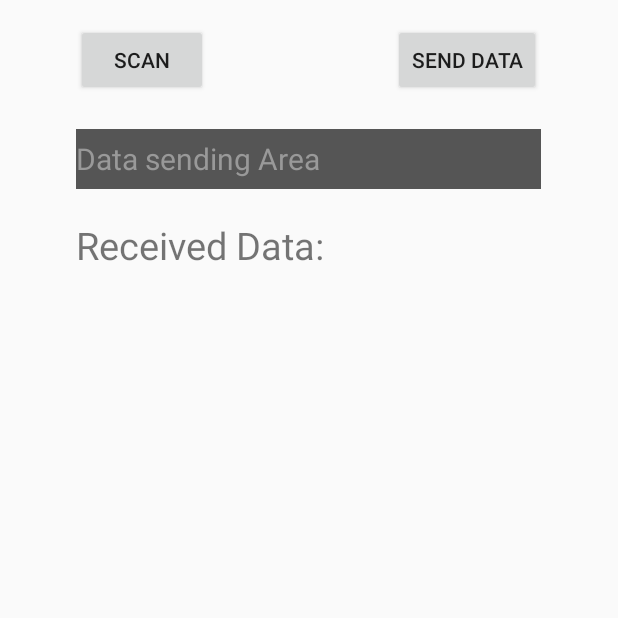
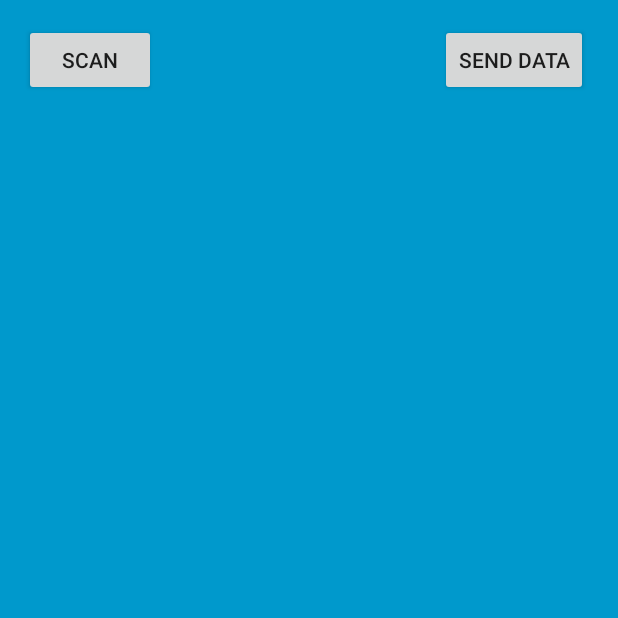
Before and after one commit to daniel-d-truong/Don-t-Back-Out, an Android app: the MainActivity screen opened directly, with no data from a screen before it, on a phone screen of 412 x 824 dp, the top half of it. Run offline under Robolectric (Android 15) with nearby library versions, the phone set to English and light mode, and no system bars; 4 statements that could not run were skipped.

Commit message:
changing a bit of UI

```diff
--- a/app/src/main/AndroidManifest.xml
+++ b/app/src/main/AndroidManifest.xml
@@ -1,7 +1,7 @@
 <?xml version="1.0" encoding="utf-8"?>
 <manifest xmlns:android="http://schemas.android.com/apk/res/android"
     package="com.example.podcast.dontbackout">
-    <uses-sdk android:minSdkVersion="18" android:targetSdkVersion="21"/>
+    <!--<uses-sdk android:minSdkVersion="18" android:targetSdkVersion="21"/>-->
     <uses-feature android:name="android.hardware.bluetooth_le" android:required="true"/>
     <uses-permission android:name="android.permission.BLUETOOTH" />
     <uses-permission android:name="android.permission.BLUETOOTH_ADMIN" />
--- a/app/src/main/java/com/example/podcast/dontbackout/MainActivity.java
+++ b/app/src/main/java/com/example/podcast/dontbackout/MainActivity.java
@@ -2,6 +2,7 @@ package com.example.podcast.dontbackout;
 
 import android.content.Intent;
 import android.os.Bundle;
+import android.util.Log;
 import android.view.View;
 import android.widget.Button;
 import android.widget.EditText;
@@ -13,18 +14,21 @@ public class MainActivity extends BlunoLibrary {
     private Button buttonSerialSend;
     private TextView serialReceivedText;
     private EditText serialSendText;
+    private Posture posture;
 
-    /* renamed from: com.dfrobot.angelo.blunobasicdemo.MainActivity$1 */
+    // sending data to beetle
     class C01441 implements View.OnClickListener {
         C01441() {
         }
 
         public void onClick(View v) {
-            MainActivity.this.serialSend(MainActivity.this.serialSendText.getText().toString());
+//            MainActivity.this.serialSend(MainActivity.this.serialSendText.getText().toString());
+//            Log.i("testing", MainActivity.this.serialSendText.getText().toString());
+//            MainActivity.this.serialSendText.setText("");
         }
     }
 
-    /* renamed from: com.dfrobot.angelo.blunobasicdemo.MainActivity$2 */
+    // scanner
     class C01452 implements View.OnClickListener {
         C01452() {
         }
@@ -42,12 +46,13 @@ public class MainActivity extends BlunoLibrary {
         serialBegin(115200);
 
         // initializes the buttons and text in UI
-        this.serialReceivedText = (TextView) findViewById(R.id.serialReveicedText);
-        this.serialSendText = (EditText) findViewById(R.id.serialSendText);
+//        this.serialReceivedText = (TextView) findViewById(R.id.serialReveicedText);
+//        this.serialSendText = (EditText) findViewById(R.id.serialSendText);
         this.buttonSerialSend = (Button) findViewById(R.id.buttonSerialSend);
         this.buttonSerialSend.setOnClickListener(new C01441());
         this.buttonScan = (Button) findViewById(R.id.buttonScan);
         this.buttonScan.setOnClickListener(new C01452());
+        posture = new Posture();
     }
 
     protected void onResume() {
@@ -101,9 +106,10 @@ public class MainActivity extends BlunoLibrary {
 
     // gets what beetle sends to the device
     public void onSerialReceived(String theString) {
-        this.serialReceivedText.append(theString);
+//        this.serialReceivedText.append(theString);
 
         // 130 represents Transport.KEYCODE_MEDIA_RECORD
-        ((ScrollView) this.serialReceivedText.getParent()).fullScroll(130);
+//        ((ScrollView) this.serialReceivedText.getParent()).fullScroll(130);
+        posture.add(theString);
     }
 }
--- /dev/null
+++ b/app/src/main/java/com/example/podcast/dontbackout/Posture.java
@@ -0,0 +1,15 @@
+package com.example.podcast.dontbackout;
+import android.util.Log;
+
+import java.util.ArrayList;
+
+public class Posture {
+    ArrayList<String> beetleInfo = new ArrayList<>();
+    public Posture(){
+    }
+    public void add(String info){
+        beetleInfo.add(info);
+        Log.d("added to posture", info);
+    }
+
+}
--- a/app/src/main/res/layout/activity_main.xml
+++ b/app/src/main/res/layout/activity_main.xml
@@ -1,26 +1,47 @@
 <?xml version="1.0" encoding="utf-8"?>
-<RelativeLayout android:paddingLeft="@dimen/activity_horizontal_margin" android:paddingTop="@dimen/activity_vertical_margin" android:paddingRight="@dimen/activity_horizontal_margin" android:paddingBottom="@dimen/activity_vertical_margin" android:focusable="true" android:focusableInTouchMode="true" android:layout_width="fill_parent" android:layout_height="fill_parent"
+<RelativeLayout
+    android:paddingLeft="@dimen/activity_horizontal_margin"
+    android:paddingTop="@dimen/activity_vertical_margin"
+    android:paddingRight="@dimen/activity_horizontal_margin"
+    android:paddingBottom="@dimen/activity_vertical_margin"
+    android:focusable="true"
+    android:focusableInTouchMode="true"
+    android:layout_width="fill_parent"
+    android:layout_height="fill_parent"
+    android:background="@android:color/holo_blue_dark"
     xmlns:android="http://schemas.android.com/apk/res/android">
-    <ScrollView android:id="@id/scrollView" android:layout_width="wrap_content" android:layout_height="wrap_content" android:layout_below="@id/editText2" android:layout_alignParentBottom="true" android:layout_alignStart="@id/editText2" android:layout_alignEnd="@id/serialSendText">
-        <TextView android:textSize="10.0sp" android:id="@id/serialReveicedText" android:layout_width="wrap_content" android:layout_height="wrap_content" android:ems="10" android:layout_below="@id/editText2" android:layout_alignParentBottom="true" android:layout_alignStart="@id/editText2" android:layout_alignEnd="@id/serialSendText" />
-    </ScrollView>
-    <Button android:id="@id/buttonSerialSend" android:layout_width="wrap_content" android:layout_height="wrap_content" android:text="Send Data" android:layout_above="@id/serialSendText" android:layout_alignRight="@id/serialSendText" />
-    <TextView android:textSize="25.0sp" android:id="@id/editText2" android:layout_width="wrap_content" android:layout_height="wrap_content" android:layout_marginTop="20.0dip" android:text="Received Data:" android:ems="10" android:layout_below="@id/serialSendText" android:layout_alignLeft="@id/serialSendText" />
+    <!--<ScrollView android:id="@id/scrollView" android:layout_width="wrap_content" android:layout_height="wrap_content" android:layout_below="@id/editText2" android:layout_alignParentBottom="true" android:layout_alignStart="@id/editText2" android:layout_alignEnd="@id/serialSendText">-->
+        <!--<TextView android:textSize="10.0sp" android:id="@id/serialReveicedText" android:layout_width="wrap_content" android:layout_height="wrap_content" android:ems="10" android:layout_below="@id/editText2" android:layout_alignParentBottom="true" android:layout_alignStart="@id/editText2" android:layout_alignEnd="@id/serialSendText" />-->
+    <!--</ScrollView>-->
 
-    <EditText
-        android:id="@id/serialSendText"
-        android:layout_width="310.0dip"
-        android:layout_height="40.0dip"
-        android:layout_below="@id/buttonScan"
-        android:layout_centerHorizontal="true"
-        android:layout_marginTop="22.0dip"
-        android:background="#ff555555"
-        android:bufferType="editable"
-        android:ems="10"
-        android:hint="Text to Send"
-        android:inputType="text"
-        android:text="Data sending Area"
-        android:textColor="#ff999999"
-        android:textSize="20.0dip" />
-    <Button android:id="@id/buttonScan" android:layout_width="wrap_content" android:layout_height="wrap_content" android:text="Scan" android:layout_alignLeft="@id/serialSendText" android:layout_alignParentTop="true" />
+    <Button
+        android:id="@id/buttonSerialSend"
+        android:layout_width="wrap_content"
+        android:layout_height="wrap_content"
+
+        android:layout_alignParentEnd="true"
+        android:layout_marginEnd="4dp"
+        android:text="@string/send_data" />
+    <!--<TextView android:textSize="25.0sp" android:id="@id/editText2" android:layout_width="wrap_content" android:layout_height="wrap_content" android:layout_marginTop="20.0dip" android:text="Received Data:" android:ems="10" android:layout_below="@id/serialSendText" android:layout_alignLeft="@id/serialSendText" />-->
+
+    <!--<EditText-->
+        <!--android:id="@id/serialSendText"-->
+        <!--android:layout_width="310.0dip"-->
+        <!--android:layout_height="40.0dip"-->
+        <!--android:layout_below="@id/buttonScan"-->
+        <!--android:layout_centerHorizontal="true"-->
+        <!--android:layout_marginTop="22.0dip"-->
+        <!--android:background="#ff555555"-->
+        <!--android:bufferType="editable"-->
+        <!--android:ems="10"-->
+        <!--android:hint="@string/text_to_send"-->
+        <!--android:inputType="text"-->
+        <!--android:text="@string/data_sending_area"-->
+        <!--android:textColor="#ff999999"-->
+        <!--android:textSize="20.0dip" />-->
+    <Button
+        android:id="@id/buttonScan"
+        android:layout_width="wrap_content"
+        android:layout_height="wrap_content"
+        android:text="Scan" />
 </RelativeLayout>
--- a/app/src/main/res/values/strings.xml
+++ b/app/src/main/res/values/strings.xml
@@ -34,4 +34,7 @@
     <string name="unknown_characteristic">Unknown characteristic</string>
     <string name="unknown_device">Unknown device</string>
     <string name="unknown_service">Unknown service</string>
+    <string name="send_data">Send Data</string>
+    <string name="text_to_send">Text to Send</string>
+    <string name="data_sending_area">Data sending Area</string>
 </resources>
```
